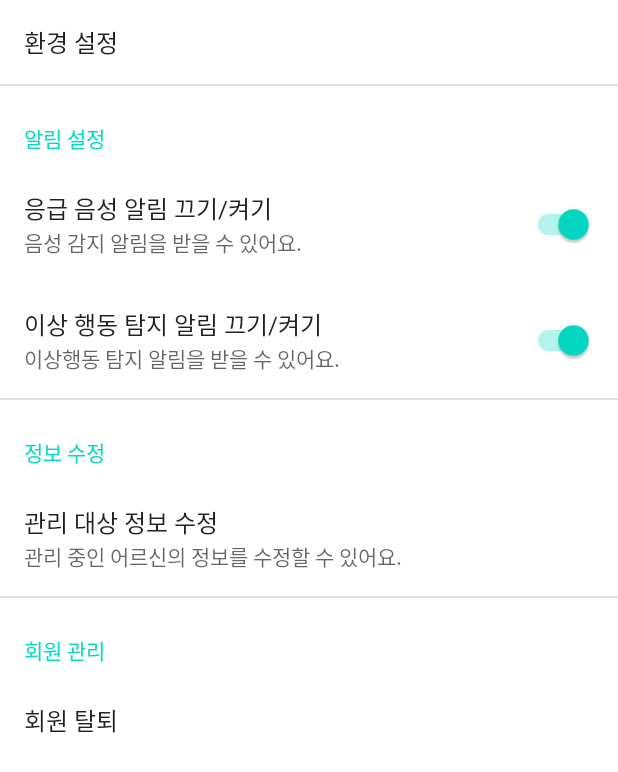
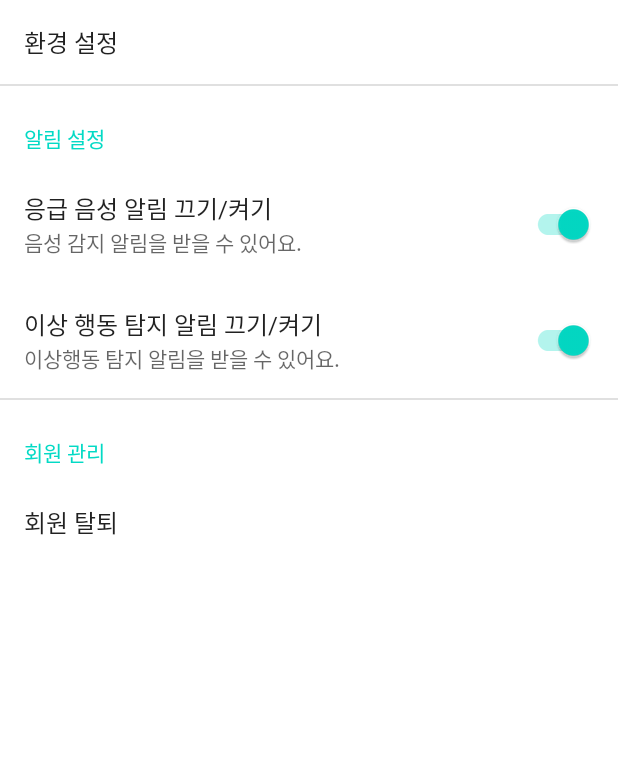
Before and after one commit to cmkxak/jbnu-capstone, an Android app: the MySettingFragment screen opened directly, with no data from a screen before it, on a phone screen of 412 x 824 dp. Shown: the top 772 px of the screen. Run offline under Robolectric (Android 15) with nearby library versions, the phone set to English and light mode, and no system bars; our stand-ins replace Volley, androidx.preference; network calls fail.

Commit message:
delete senior information correction function

```diff
--- a/app/src/main/res/xml/user_preference.xml
+++ b/app/src/main/res/xml/user_preference.xml
@@ -27,19 +27,6 @@
 
     </PreferenceCategory>
 
-    <PreferenceCategory android:title="정보 수정"
-        app:iconSpaceReserved="false">
-
-        <Preference
-            app:iconSpaceReserved="false"
-            app:key="correctSeniorInfo"
-            app:title="관리 대상 정보 수정"
-            android:summary="관리 중인 어르신의 정보를 수정할 수 있어요."
-            />
-
-
-    </PreferenceCategory>
-
     <PreferenceCategory android:title="회원 관리"
         app:iconSpaceReserved="false">
 
```
Also changed, not shown: app/src/main/java/com/example/firsttest/ui/MySettingFragment.java (+1 -16 lines), app/src/main/res/layout/user_list.xml (+0 -12 lines).
